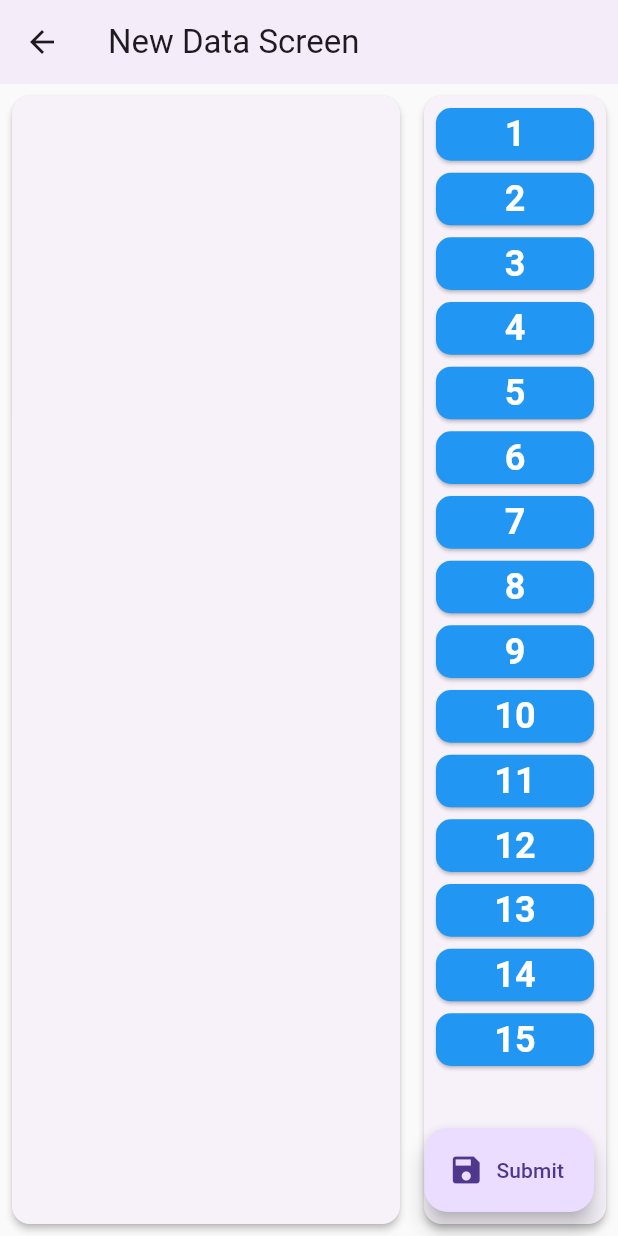
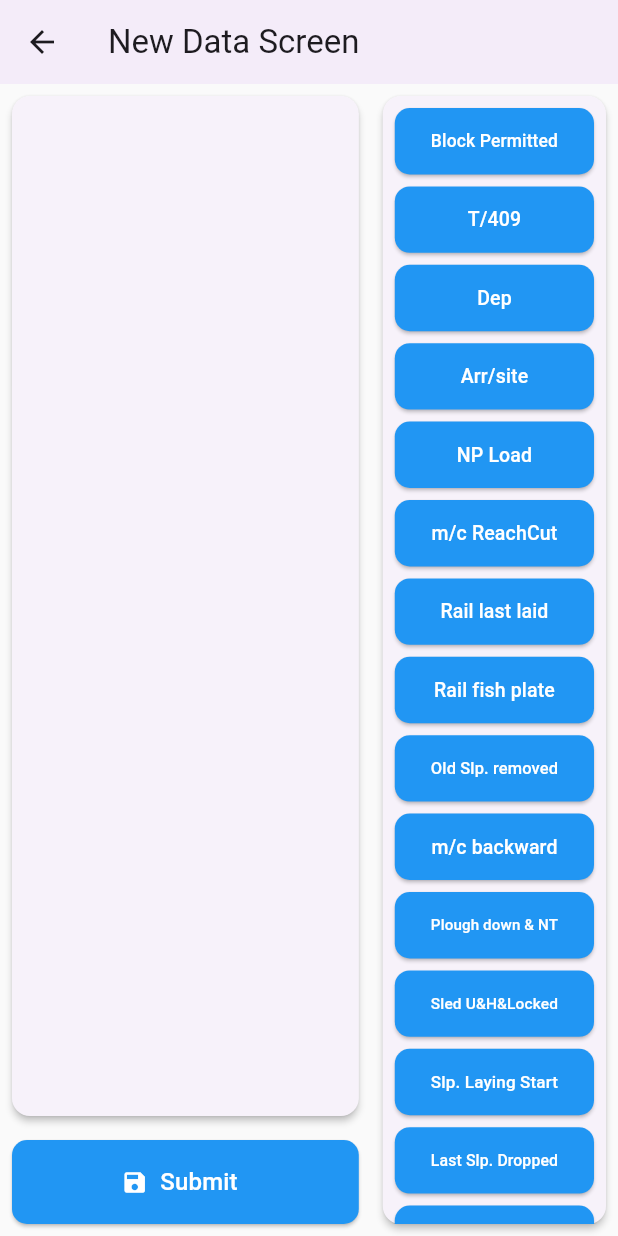
Before and after one commit to ashb8925/checkpoint_timer, a Flutter app: the screen it shows after launch, after a tap on "Create New Checkpoints", on a phone screen of 412 x 824 dp. Run offline on Flutter 3.47's test engine with Material 3 defaults, Android fonts, the phone set to English and light mode, and no system bars; our stand-ins replace shared_preferences.

Commit message:
added custom naming in 15 buttons

```diff
--- a/custom_timer/lib/main.dart
+++ b/custom_timer/lib/main.dart
@@ -261,6 +261,27 @@ class _NewDataScreenState extends State<NewDataScreen> {
   List<String> _buttonTimes = List.filled(15, '');
   ScrollController _scrollController = ScrollController();
 
+  String getButtonName(int index) {
+    switch (index) {
+      case 0: return 'Block Permitted';
+      case 1: return 'T/409';
+      case 2: return 'Dep';
+      case 3: return 'Arr/site';
+      case 4: return 'NP Load';
+      case 5: return 'm/c ReachCut';
+      case 6: return 'Rail last laid';
+      case 7: return 'Rail fish plate';
+      case 8: return 'Old Slp. removed';
+      case 9: return 'm/c backward';
+      case 10: return 'Plough down & NT';
+      case 11: return 'Sled U&H&Locked';
+      case 12: return 'Slp. Laying Start';
+      case 13: return 'Last Slp. Dropped';
+      case 14: return 'Work close';
+      default: return '';
+    }
+  }
+
   String formatTime(String time) {
     if (time.isEmpty) return '00:00:00';
     try {
@@ -326,7 +347,10 @@ class _NewDataScreenState extends State<NewDataScreen> {
           children: [
             // Left side - Recorded Times
             Expanded(
-              flex: 2,
+              flex: 3,
+              child: Column(
+                children: [
+                  Expanded(
                     child: Card(
                       margin: EdgeInsets.all(8),
                       elevation: 2,
@@ -346,17 +370,19 @@ class _NewDataScreenState extends State<NewDataScreen> {
                               child: Row(
                                 mainAxisAlignment: MainAxisAlignment.spaceBetween,
                                 children: [
-                            Text(
-                              'Rail Loaded ${buttonIndex + 1}',
+                                  Expanded(
+                                    child: Text(
+                                      getButtonName(buttonIndex),
                                       style: TextStyle(
-                                fontSize: 16,
+                                        fontSize: 14,
                                         color: Colors.black54,
+                                      ),
                                     ),
                                   ),
                                   Text(
                                     formatTime(time),
                                     style: TextStyle(
-                                fontSize: 16,
+                                      fontSize: 14,
                                       fontWeight: FontWeight.bold,
                                       fontFamily: 'Monospace',
                                     ),
@@ -369,10 +395,36 @@ class _NewDataScreenState extends State<NewDataScreen> {
                       ),
                     ),
                   ),
+                  // Submit button at bottom of left panel
+                  Padding(
+                    padding: const EdgeInsets.all(8.0),
+                    child: SizedBox(
+                      width: double.infinity,
+                      height: 56,
+                      child: ElevatedButton.icon(
+                        onPressed: _submitData,
+                        icon: Icon(Icons.save),
+                        label: Text(
+                          'Submit',
+                          style: TextStyle(fontSize: 16),
+                        ),
+                        style: ElevatedButton.styleFrom(
+                          backgroundColor: Colors.blue,
+                          foregroundColor: Colors.white,
+                          shape: RoundedRectangleBorder(
+                            borderRadius: BorderRadius.circular(10),
+                          ),
+                        ),
+                      ),
+                    ),
+                  ),
+                ],
+              ),
+            ),
 
             // Right side - Buttons
             Expanded(
-              flex: 1,
+              flex: 2,
               child: Card(
                 margin: EdgeInsets.all(8),
                 elevation: 2,
@@ -397,11 +449,17 @@ class _NewDataScreenState extends State<NewDataScreen> {
                         ),
                         minimumSize: Size(double.infinity, 60),
                       ),
+                      child: FittedBox(
+                        fit: BoxFit.scaleDown,
                         child: Text(
-                        '${index + 1}',
+                          getButtonName(index),
                           style: TextStyle(
-                          fontSize: 24,
-                          fontWeight: FontWeight.bold,
+                            fontSize: 13,
+                            fontWeight: FontWeight.w500,
+                          ),
+                          textAlign: TextAlign.center,
+                          maxLines: 2,
+                          overflow: TextOverflow.ellipsis,
                         ),
                       ),
                     );
@@ -411,12 +469,6 @@ class _NewDataScreenState extends State<NewDataScreen> {
             ),
           ],
         ),
-      ),
-      floatingActionButton: FloatingActionButton.extended(
-        onPressed: _submitData,
-        icon: Icon(Icons.save),
-        label: Text('Submit'),
-        tooltip: 'Submit Data',
       ),
     );
   }
@@ -665,6 +717,27 @@ class DetailsScreen extends StatelessWidget {
     required this.buttonTimes,
   });
 
+  String getButtonName(int index) {
+    switch (index) {
+      case 0: return 'Block Permitted';
+      case 1: return 'T/409';
+      case 2: return 'Dep';
+      case 3: return 'Arr/site';
+      case 4: return 'New Panel Load';
+      case 5: return 'm/c reach cut';
+      case 6: return 'Rail last laid';
+      case 7: return 'Rail fish plate';
+      case 8: return 'Old Slp. removed';
+      case 9: return 'm/c backward';
+      case 10: return 'Plough down & NT';
+      case 11: return 'Sled U&H&Locked';
+      case 12: return 'Slp. Laying Start';
+      case 13: return 'Last Slp. Dropped';
+      case 14: return 'Work close';
+      default: return '';
+    }
+  }
+
   String formatDateTime(String timestamp) {
     final dateTime = DateTime.parse(timestamp);
     return '${dateTime.day}/${dateTime.month}/${dateTime.year} ${dateTime.hour.toString().padLeft(2, '0')}:${dateTime.minute.toString().padLeft(2, '0')}';
@@ -676,6 +749,22 @@ class DetailsScreen extends StatelessWidget {
       return '${dateTime.hour.toString().padLeft(2, '0')}:${dateTime.minute.toString().padLeft(2, '0')}:${dateTime.second.toString().padLeft(2, '0')}';
     } catch (e) {
       return time;
+    }
+  }
+
+  String calculateDuration(String time1, String time2) {
+    try {
+      final dateTime1 = DateTime.parse(time1);
+      final dateTime2 = DateTime.parse(time2);
+      final difference = dateTime2.difference(dateTime1);
+
+      final hours = difference.inHours;
+      final minutes = difference.inMinutes.remainder(60);
+      final seconds = difference.inSeconds.remainder(60);
+
+      return '${hours.toString().padLeft(2, '0')}:${minutes.toString().padLeft(2, '0')}:${seconds.toString().padLeft(2, '0')}';
+    } catch (e) {
+      return 'N/A';
     }
   }
 
@@ -691,20 +780,20 @@ class DetailsScreen extends StatelessWidget {
         child: Column(
           children: [
             Container(
-              padding: EdgeInsets.all(16),
+              padding: EdgeInsets.symmetric(horizontal: 16, vertical: 12), // Reduced vertical padding
               color: Colors.blue.withOpacity(0.1),
               child: Row(
                 children: [
                   Icon(
                     Icons.calendar_today,
                     color: Colors.blue[700],
-                    size: 24,
+                    size: 20, // Reduced from 24
                   ),
-                  SizedBox(width: 16),
+                  SizedBox(width: 12), // Reduced from 16
                   Text(
                     'Session: ${formatDateTime(timestamp)}',
                     style: TextStyle(
-                      fontSize: 16,
+                      fontSize: 14, // Reduced from 16
                       fontWeight: FontWeight.w500,
                       color: Colors.black87,
                     ),
@@ -714,46 +803,45 @@ class DetailsScreen extends StatelessWidget {
             ),
             Expanded(
               child: ListView.builder(
-                padding: EdgeInsets.all(16.0),
+                padding: EdgeInsets.all(12.0), // Reduced from 16
                 itemCount: buttonTimes.length,
                 itemBuilder: (context, index) {
                   return Card(
                     elevation: 1,
-                    margin: EdgeInsets.symmetric(vertical: 4),
+                    margin: EdgeInsets.symmetric(vertical: 3), // Reduced from 4
                     child: Padding(
-                      padding: const EdgeInsets.all(16.0),
+                      padding: const EdgeInsets.symmetric(horizontal: 12, vertical: 8), // Reduced from 16
                       child: Row(
                         children: [
                           Container(
-                            padding: EdgeInsets.all(8),
+                            padding: EdgeInsets.all(6), // Reduced from 8
                             decoration: BoxDecoration(
                               color: Colors.blue.withOpacity(0.1),
-                              borderRadius: BorderRadius.circular(8),
+                              borderRadius: BorderRadius.circular(6), // Reduced from 8
                             ),
                             child: Icon(
                               Icons.timer,
                               color: Colors.blue[700],
-                              size: 24,
+                              size: 20, // Reduced from 24
                             ),
                           ),
-                          SizedBox(width: 16),
+                          SizedBox(width: 12), // Reduced from 16
                           Expanded(
-                            child: Column(
-                              crossAxisAlignment: CrossAxisAlignment.start,
+                            child: Row(
+                              mainAxisAlignment: MainAxisAlignment.spaceBetween,
                               children: [
                                 Text(
-                                  'Rail Loaded ${index + 1}',
+                                  getButtonName(index),
                                   style: TextStyle(
-                                    fontSize: 16,
+                                    fontSize: 14, // Reduced from 16
                                     fontWeight: FontWeight.w400,
                                     color: Colors.black38,
                                   ),
                                 ),
-                                SizedBox(height: 4),
                                 Text(
                                   formatTime(buttonTimes[index]),
                                   style: TextStyle(
-                                    fontSize: 16,
+                                    fontSize: 14, // Reduced from 16
                                     fontWeight: FontWeight.w500,
                                     color: Colors.black87,
                                     fontFamily: 'Monospace',
```
Lines whose indentation alone changed are shown as unchanged.
